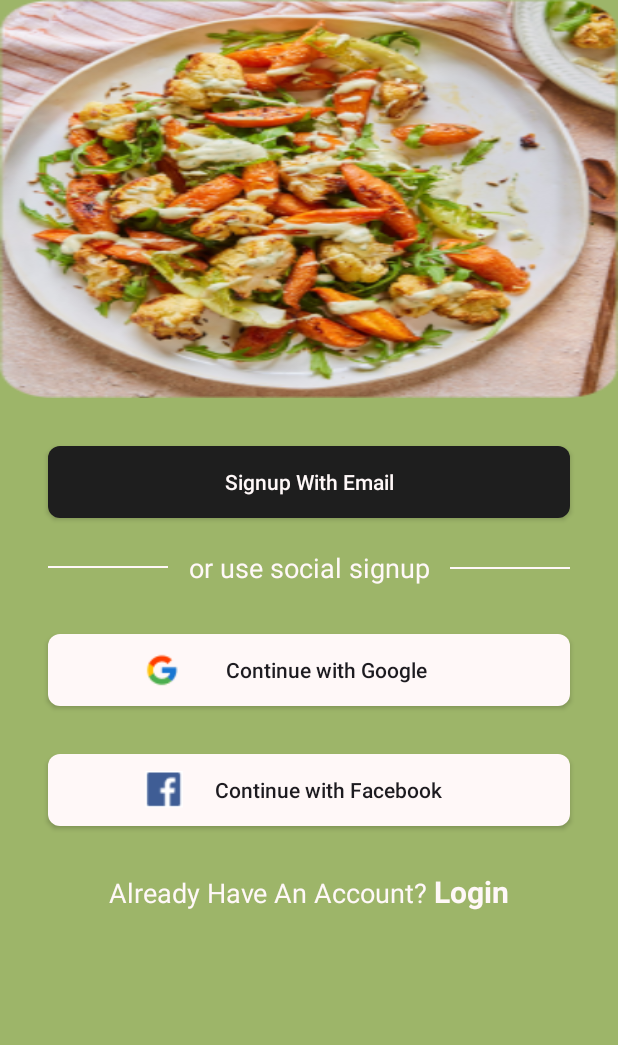
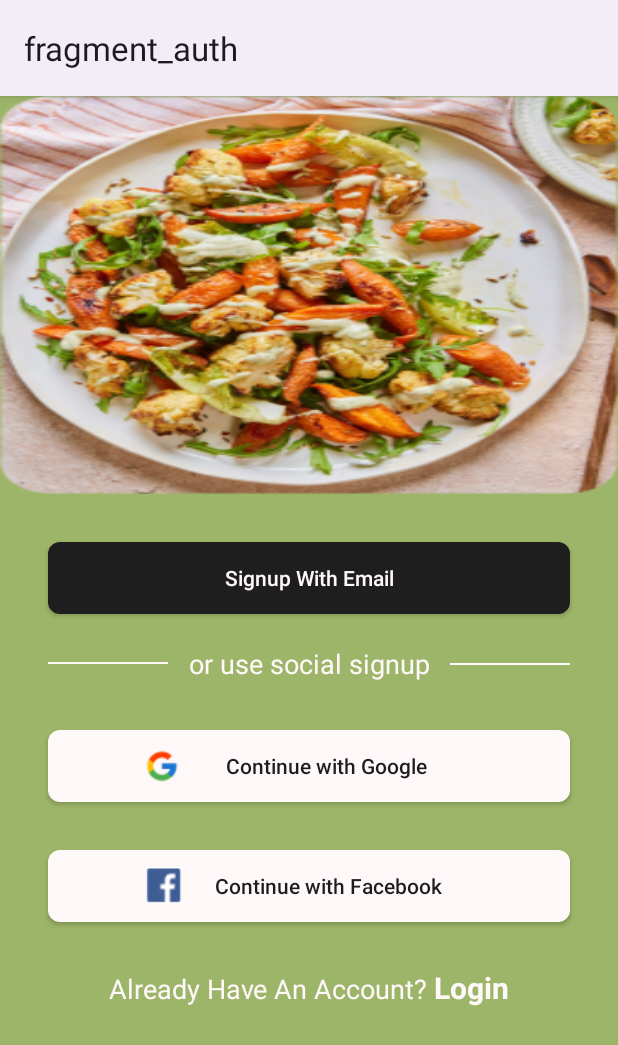
Before and after one commit to MuhamedSultan/food_planner, an Android app: the screen it shows after launch (MainActivity), on a phone screen of 412 x 824 dp. Shown: the top 1045 px of the screen. Run offline under Robolectric (Android 15) with nearby library versions, the phone set to English and light mode, and no system bars; our stand-ins replace Firebase (no records; nobody signed in at launch, a user with empty details on screens opened directly), navigation-ui.

Commit message:
Show ActionBar

```diff
--- a/app/src/main/res/values-night/themes.xml
+++ b/app/src/main/res/values-night/themes.xml
@@ -1,6 +1,6 @@
 <resources xmlns:tools="http://schemas.android.com/tools">
     <!-- Base application theme. -->
-    <style name="Base.Theme.FoodPlanner" parent="Theme.Material3.DayNight.NoActionBar">
+    <style name="Base.Theme.FoodPlanner" parent="Theme.Material3.DayNight">
         <!-- Customize your dark theme here. -->
         <!-- <item name="colorPrimary">@color/my_dark_primary</item> -->
         <item name="android:statusBarColor">@color/green</item>
--- a/app/src/main/res/values/themes.xml
+++ b/app/src/main/res/values/themes.xml
@@ -1,8 +1,8 @@
 <resources xmlns:tools="http://schemas.android.com/tools">
     <!-- Base application theme. -->
-    <style name="Base.Theme.FoodPlanner" parent="Theme.Material3.DayNight.NoActionBar">
+    <style name="Base.Theme.FoodPlanner" parent="Theme.Material3.DayNight">
         <!-- Customize your light theme here. -->
-        <!-- <item name="colorPrimary">@color/my_light_primary</item> -->
+<!--        <item name="colorPrimary">@color/light_black</item>-->
         <item name="android:statusBarColor">@color/green</item>
 
     </style>
```
